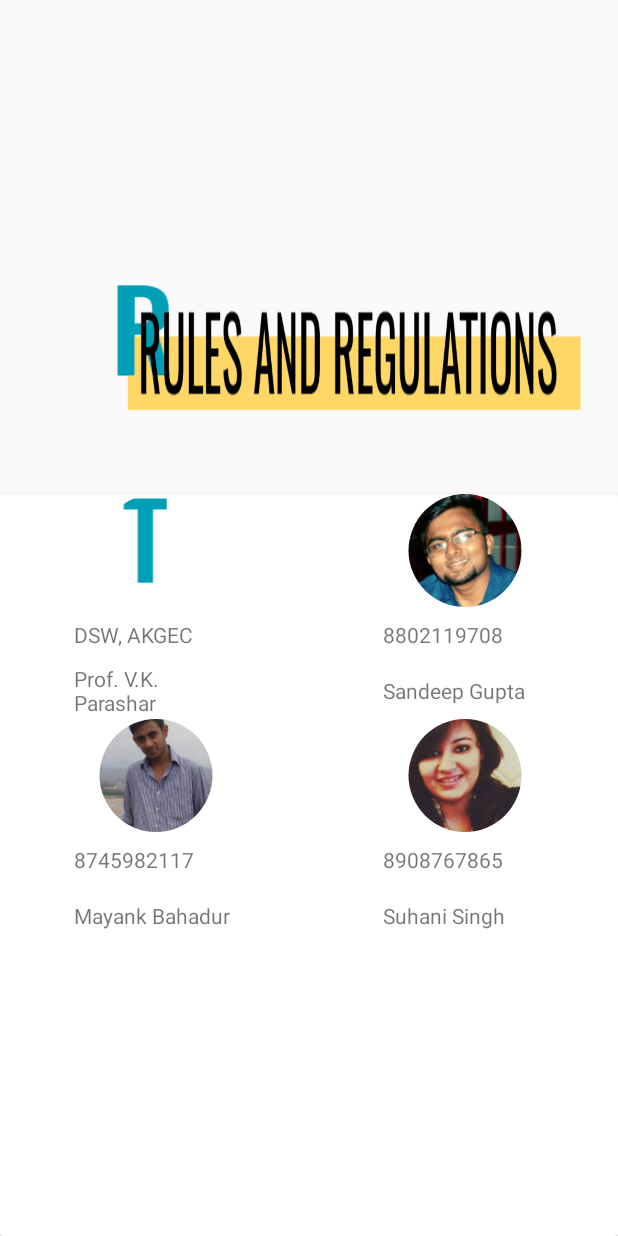
After one commit to Bondzio/Scrolls17, an Android app: the fragment ScrollsTeamNew shown on its own in the app's theme, on a phone screen of 412 x 824 dp. The commit adds this screen. Run offline under Robolectric (Android 15) with nearby library versions, the phone set to English and light mode, and no system bars; our stand-ins replace CircleImageView.

Commit message:
scrolls team done

```diff
--- a/app/build.gradle
+++ b/app/build.gradle
@@ -59,6 +59,7 @@ dependencies {
     compile 'com.schibsted.spain:parallax-layer-layout:1.0.0'
     compile 'com.joooonho:selectableroundedimageview:1.0.1'
     compile 'com.fmsirvent:parallaxeverywhere:1.0.4'
+    compile 'de.hdodenhof:circleimageview:2.1.0'
     compile('com.crashlytics.sdk.android:crashlytics:2.6.3@aar') {
         transitive = true;
     }
--- a/app/src/main/java/in/silive/scrolls16/Activities/MainActivity.java
+++ b/app/src/main/java/in/silive/scrolls16/Activities/MainActivity.java
@@ -98,7 +98,7 @@ public class MainActivity extends AppCompatActivity implements NavigationView.On
         pagerAdapter = new in.silive.scrolls16.Adapters.PagerAdapter(getSupportFragmentManager());
         viewPager.setAdapter(pagerAdapter);
         tabLayout.setupWithViewPager(viewPager);
-        viewPager.setOffscreenPageLimit(4);
+        viewPager.setOffscreenPageLimit(5);
         tabLayout.addOnTabSelectedListener(
                 new TabLayout.ViewPagerOnTabSelectedListener(viewPager) {
 
@@ -148,6 +148,7 @@ public class MainActivity extends AppCompatActivity implements NavigationView.On
                     case 4:
                         title = "Reach Us";
                         break;
+
                 }
                 getSupportActionBar().setTitle(title);
             }
@@ -244,6 +245,9 @@ public class MainActivity extends AppCompatActivity implements NavigationView.On
                 intent.setData(Uri.parse(url));
                 startActivity(intent);
                 break;
+            case R.id.scrollTeam:
+                i.putExtra(Config.KEY_FRAGMENT,Config.KEY_SCROLLSTEAM);
+                startActivity(i);
             default:
         }
 
--- a/app/src/main/java/in/silive/scrolls16/Activities/SecondActivity.java
+++ b/app/src/main/java/in/silive/scrolls16/Activities/SecondActivity.java
@@ -9,6 +9,7 @@ import android.view.MenuItem;
 
 import in.silive.scrolls16.Fragments.QueryUs;
 import in.silive.scrolls16.Fragments.Register;
+import in.silive.scrolls16.Fragments.ScrollsTeamNew;
 import in.silive.scrolls16.Fragments.UploadDoc;
 import in.silive.scrolls16.R;
 import in.silive.scrolls16.Util.Config;
@@ -39,6 +40,9 @@ Toolbar toolbar;
                     case Config.KEY_QUERY:
                         showFragment(new QueryUs(),title);
                         break;
+                    case Config.KEY_SCROLLSTEAM:
+                        showFragment(new ScrollsTeamNew(),title);
+                        break;
                 }
                 getSupportActionBar().setTitle(title);
             }catch (Exception e){
--- a/app/src/main/java/in/silive/scrolls16/Adapters/AboutUsListAdapter.java
+++ b/app/src/main/java/in/silive/scrolls16/Adapters/AboutUsListAdapter.java
@@ -52,7 +52,6 @@ public class AboutUsListAdapter extends RecyclerView.Adapter<AboutUsListAdapter.
     }
 
 
-
     @Override
     public Holder onCreateViewHolder(ViewGroup parent, int viewType) {
         return new Holder( inflater.inflate(R.layout.about_us_list_adapter, null));
--- /dev/null
+++ b/app/src/main/java/in/silive/scrolls16/Adapters/AboutUsListAdapterNew.java
@@ -0,0 +1,90 @@
+package in.silive.scrolls16.Adapters;
+
+import android.Manifest;
+import android.app.Activity;
+import android.content.Context;
+import android.content.Intent;
+import android.content.pm.PackageManager;
+import android.net.Uri;
+import android.support.v4.app.ActivityCompat;
+import android.support.v7.widget.RecyclerView;
+import android.view.LayoutInflater;
+import android.view.View;
+import android.view.ViewGroup;
+import android.widget.ImageView;
+import android.widget.TextView;
+
+import in.silive.scrolls16.R;
+
+import static in.silive.scrolls16.Fragments.UploadDoc.context;
+
+/**
+ * Created by root on 4/9/17.
+ */
+
+public class AboutUsListAdapterNew extends RecyclerView.Adapter<RecyclerView.ViewHolder> {
+    private final Context context;
+    public String names[];
+    public String designation[];
+    public Integer pic[];
+
+    public AboutUsListAdapterNew(Context context, String result_names[], String result_designatin[], Integer result_pic[]) {
+        names = result_names;
+        designation = result_designatin;
+        pic = result_pic;
+        this.context=context;
+    }
+
+    @Override
+    public RecyclerView.ViewHolder onCreateViewHolder(ViewGroup parent, int viewType) {
+        return new AboutUsListAdapterNew.ViewHolder(LayoutInflater.from(context).inflate(R.layout.scrollsteamrow, parent, false));
+    }
+
+    @Override
+    public void onBindViewHolder(RecyclerView.ViewHolder holder, final int position) {
+        ((AboutUsListAdapterNew.ViewHolder)holder).member_pic.setImageResource(pic[position]);
+        ((AboutUsListAdapterNew.ViewHolder)holder).member_name.setText(names[position]);
+        ((AboutUsListAdapterNew.ViewHolder)holder).member_desig.setText(designation[position]);
+        if (designation[position].matches("^-?\\d+$")) {
+            ((AboutUsListAdapterNew.ViewHolder)holder).member_desig.setOnClickListener(new View.OnClickListener() {
+                @Override
+                public void onClick(View view) {
+                    Intent intent = new Intent(Intent.ACTION_CALL, Uri.parse("tel:+91" + designation[position]));
+                    if (ActivityCompat.checkSelfPermission(context, Manifest.permission.CALL_PHONE) != PackageManager.PERMISSION_GRANTED) {
+                        // TODO: Consider calling
+                        //    ActivityCompat#requestPermissions
+                        // here to request the missing permissions, and then overriding
+                        //   public void onRequestPermissionsResult(int requestCode, String[] permissions,
+                        //                                          int[] grantResults)
+                        // to handle the case where the user grants the permission. See the documentation
+                        // for ActivityCompat#requestPermissions for more details.
+                        ActivityCompat.requestPermissions((Activity) context,
+                                new String[]{Manifest.permission.ACCESS_FINE_LOCATION},
+                                1234);
+                        return;
+                    }
+                    context.startActivity(intent);
+                }
+            });
+        }
+
+    }
+
+    @Override
+    public int getItemCount() {
+        return names.length;
+    }
+
+    private class ViewHolder extends RecyclerView.ViewHolder {
+        ImageView member_pic;
+        TextView member_name, member_desig, heading;
+
+        public ViewHolder(View sview) {
+            super(sview);
+            member_pic = (ImageView) sview.findViewById(R.id.member_pic);
+            member_name = (TextView) sview.findViewById(R.id.member_name);
+            member_desig = (TextView) sview.findViewById(R.id.member_desig);
+
+        }
+    }
+}
--- /dev/null
+++ b/app/src/main/java/in/silive/scrolls16/Fragments/ScrollsTeamNew.java
@@ -0,0 +1,70 @@
+package in.silive.scrolls16.Fragments;
+
+
+
+import android.os.Bundle;
+import android.support.v4.app.Fragment;
+import android.support.v7.widget.GridLayoutManager;
+import android.support.v7.widget.LinearLayoutManager;
+import android.support.v7.widget.RecyclerView;
+import android.view.LayoutInflater;
+import android.view.View;
+import android.view.ViewGroup;
+
+import in.silive.scrolls16.Adapters.AboutUsListAdapter;
+import in.silive.scrolls16.Adapters.AboutUsListAdapterNew;
+import in.silive.scrolls16.Adapters.DomainsAdapter;
+import in.silive.scrolls16.R;
+
+/**
+ * A simple {@link Fragment} subclass.
+ *
+ */
+public class ScrollsTeamNew extends Fragment implements View.OnClickListener {
+    View view;
+    private RecyclerView rvDomains;
+    private GridLayoutManager layoutManager;
+    private String[] domains;
+    private DomainsAdapter adapter;
+
+    static   TopicsFragment fragment;
+    private String[] imagesArray;
+    String teamMembers [] = {"Prof. V.K. Parashar","Sandeep Gupta","Mayank Bahadur","Suhani Singh"};
+    String desigOfMembers [] = {"DSW, AKGEC","8802119708","8745982117","8908767865"};
+    Integer picMembers [] = {R.drawable.t,R.drawable.st1,R.drawable.st2,R.drawable.st3};
+    private RecyclerView scrolls_team;
+
+
+    public ScrollsTeamNew() {
+        // Required empty public constructor
+    }
+
+
+    @Override
+    public View onCreateView(LayoutInflater inflater, ViewGroup container,
+                             Bundle savedInstanceState) {
+        // Inflate the layout for this fragment
+        view =  inflater.inflate(R.layout.scrollsteam, container, false);
+
+
+
+        //rvDomains.setLayoutManager(layoutManager);
+        scrolls_team = (RecyclerView) view.findViewById(R.id.scrolls_team);
+        scrolls_team.setHasFixedSize(true);
+        layoutManager = new GridLayoutManager(getContext(),2);
+        scrolls_team.setLayoutManager(layoutManager);
+        AboutUsListAdapterNew aboutUsListAdapter = new AboutUsListAdapterNew(getContext(),teamMembers,desigOfMembers,picMembers);
+        scrolls_team.setAdapter(aboutUsListAdapter);
+        return view;
+    }
+
+
+    public void openBottomSheet(View v){
+
+    }
+
+    @Override
+    public void onClick(View view) {
+
+    }
+}
--- a/app/src/main/java/in/silive/scrolls16/Util/Config.java
+++ b/app/src/main/java/in/silive/scrolls16/Util/Config.java
@@ -9,6 +9,7 @@ public class Config {
     public static final String SILIVE_WEBSITE = "http://www.silive.in";
     public static final String KEY_FRAGMENT = "fragment";
     public static final String KEY_REGISTER = "Register";
+    public static final String KEY_SCROLLSTEAM="ScrollsTeamNew";
     public static final String KEY_UPLOAD = "Upload Doc";
     public static final String KEY_QUERY = "Query Us";
     //// TODO:correct sample doc link on deploy
--- /dev/null
+++ b/app/src/main/res/layout/scrollsteam.xml
@@ -0,0 +1,171 @@
+<?xml version="1.0" encoding="utf-8"?>
+<android.support.constraint.ConstraintLayout xmlns:android="http://schemas.android.com/apk/res/android"
+    xmlns:app="http://schemas.android.com/apk/res-auto"
+    android:orientation="vertical"
+    android:layout_width="match_parent"
+    android:layout_height="match_parent">
+
+    <android.support.constraint.Guideline
+        android:layout_width="wrap_content"
+        android:layout_height="wrap_content"
+        android:id="@+id/guideline10"
+        app:layout_constraintGuide_percent="0"
+        android:orientation="vertical" />
+
+    <android.support.constraint.Guideline
+        android:layout_width="wrap_content"
+        android:layout_height="wrap_content"
+        android:id="@+id/guideline12"
+        app:layout_constraintGuide_percent="1"
+        android:orientation="vertical" />
+
+    <android.support.constraint.Guideline
+        android:layout_width="wrap_content"
+        android:layout_height="wrap_content"
+        android:id="@+id/guideline13"
+        app:layout_constraintGuide_percent="0"
+        android:orientation="horizontal" />
+    <android.support.constraint.Guideline
+        android:layout_width="wrap_content"
+        android:layout_height="wrap_content"
+        android:id="@+id/guideline16"
+        app:layout_constraintGuide_percent="0.4"
+        android:orientation="horizontal" />
+
+    <android.support.constraint.Guideline
+        android:layout_width="wrap_content"
+        android:layout_height="wrap_content"
+        android:id="@+id/guideline14"
+        app:layout_constraintGuide_percent="1"
+        android:orientation="horizontal" />
+    <android.support.constraint.ConstraintLayout
+        android:layout_width="0dp"
+        android:layout_height="0dp"
+        app:layout_constraintLeft_toLeftOf="@+id/guideline10"
+        app:layout_constraintRight_toRightOf="@+id/guideline12"
+        app:layout_constraintTop_toTopOf="@+id/guideline13"
+        app:layout_constraintBottom_toTopOf="@+id/guideline16"
+        app:layout_constraintHorizontal_bias="0.0"
+        app:layout_constraintVertical_bias="0.0">
+        <android.support.constraint.Guideline
+            android:layout_width="wrap_content"
+            android:layout_height="wrap_content"
+            android:id="@+id/guideline101"
+            app:layout_constraintGuide_percent="0"
+            android:orientation="vertical" />
+        <android.support.constraint.Guideline
+            android:layout_width="wrap_content"
+            android:layout_height="wrap_content"
+            android:id="@+id/guideline102"
+            app:layout_constraintGuide_percent="0.16"
+            android:orientation="vertical" />
+        <android.support.constraint.Guideline
+            android:layout_width="wrap_content"
+            android:layout_height="wrap_content"
+            android:id="@+id/guideline103"
+            app:layout_constraintGuide_percent="0.31"
+            android:orientation="vertical" />
+
+        <android.support.constraint.Guideline
+            android:layout_width="wrap_content"
+            android:layout_height="wrap_content"
+            android:id="@+id/guideline121"
+            app:layout_constraintGuide_percent="1"
+            android:orientation="vertical" />
+
+        <android.support.constraint.Guideline
+            android:layout_width="wrap_content"
+            android:layout_height="wrap_content"
+            android:id="@+id/guideline131"
+            app:layout_constraintGuide_percent="0"
+            android:orientation="horizontal" />
+        <android.support.constraint.Guideline
+            android:layout_width="wrap_content"
+            android:layout_height="wrap_content"
+            android:id="@+id/guideline161"
+            app:layout_constraintGuide_percent="0.34"
+            android:orientation="horizontal" />
+        <android.support.constraint.Guideline
+            android:layout_width="wrap_content"
+            android:layout_height="wrap_content"
+            android:id="@+id/guideline169"
+            app:layout_constraintGuide_percent="0.46"
+            android:orientation="horizontal" />
+        <android.support.constraint.Guideline
+            android:layout_width="wrap_content"
+            android:layout_height="wrap_content"
+            android:id="@+id/guideline162"
+            app:layout_constraintGuide_percent="0.19"
+            android:orientation="vertical" />
+        <android.support.constraint.Guideline
+            android:layout_width="wrap_content"
+            android:layout_height="wrap_content"
+            android:id="@+id/guideline163"
+            app:layout_constraintGuide_percent="0.96"
+            android:orientation="vertical" />
+
+        <android.support.constraint.Guideline
+            android:layout_width="wrap_content"
+            android:layout_height="wrap_content"
+            android:id="@+id/guideline141"
+            app:layout_constraintGuide_percent="1"
+            android:orientation="horizontal" />
+        <ImageView
+            android:layout_width="0dp"
+            android:layout_height="0dp"
+            android:src="@drawable/r"
+            app:layout_constraintLeft_toLeftOf="@+id/guideline102"
+            app:layout_constraintRight_toLeftOf="@+id/guideline103"
+            app:layout_constraintTop_toTopOf="@+id/guideline161"
+            app:layout_constraintBottom_toTopOf="@+id/guideline141"/>
+        <android.support.constraint.ConstraintLayout
+            android:layout_width="0dp"
+            android:layout_height="0dp"
+            android:background="@drawable/yellowbar"
+            app:layout_constraintLeft_toLeftOf="@+id/guideline162"
+            app:layout_constraintRight_toLeftOf="@+id/guideline163"
+            app:layout_constraintTop_toTopOf="@+id/guideline169"
+            app:layout_constraintBottom_toTopOf="@+id/guideline141"
+            app:layout_constraintHorizontal_bias="0.0"
+            app:layout_constraintVertical_bias="0.0">
+
+        </android.support.constraint.ConstraintLayout>
+        <ImageView
+            android:layout_width="0dp"
+            android:layout_height="0dp"
+            android:src="@drawable/r"
+            app:layout_constraintLeft_toLeftOf="@+id/guideline102"
+            app:layout_constraintRight_toLeftOf="@+id/guideline103"
+            app:layout_constraintTop_toTopOf="@+id/guideline161"
+            app:layout_constraintBottom_toTopOf="@+id/guideline141"/>
+        <android.support.constraint.ConstraintLayout
+            android:layout_width="0dp"
+            android:layout_height="0dp"
+            android:background="@drawable/rarf"
+            app:layout_constraintLeft_toLeftOf="@+id/guideline162"
+            app:layout_constraintRight_toLeftOf="@+id/guideline163"
+            app:layout_constraintTop_toTopOf="@+id/guideline169"
+            app:layout_constraintBottom_toTopOf="@+id/guideline141"
+            app:layout_constraintHorizontal_bias="0.0"
+            app:layout_constraintVertical_bias="0.0">
+
+        </android.support.constraint.ConstraintLayout>
+
+</android.support.constraint.ConstraintLayout>
+    <android.support.v7.widget.CardView
+        android:layout_width="0dp"
+        android:layout_height="0dp"
+        android:elevation="4dp"
+        android:hardwareAccelerated = "true"
+        app:layout_constraintLeft_toLeftOf="@+id/guideline10"
+        app:layout_constraintRight_toRightOf="@+id/guideline12"
+        app:layout_constraintTop_toTopOf="@+id/guideline16"
+        app:layout_constraintBottom_toTopOf="@+id/guideline14">
+        <android.support.v7.widget.RecyclerView
+            android:layout_width="match_parent"
+            android:layout_height="match_parent"
+            android:id="@+id/scrolls_team">
+
+        </android.support.v7.widget.RecyclerView>
+    </android.support.v7.widget.CardView>
+    </android.support.constraint.ConstraintLayout>
--- /dev/null
+++ b/app/src/main/res/layout/scrollsteamrow.xml
@@ -0,0 +1,99 @@
+<?xml version="1.0" encoding="utf-8"?>
+
+<android.support.constraint.ConstraintLayout xmlns:app="http://schemas.android.com/apk/res-auto"
+    android:layout_width="match_parent"
+    android:layout_height="150dp"
+
+    android:orientation="vertical"
+    xmlns:android="http://schemas.android.com/apk/res/android">
+    <android.support.constraint.Guideline
+        android:layout_width="wrap_content"
+        android:layout_height="wrap_content"
+        android:id="@+id/guideline19"
+        app:layout_constraintGuide_percent="0"
+        android:orientation="vertical" />
+    <android.support.constraint.Guideline
+        android:layout_width="wrap_content"
+        android:layout_height="wrap_content"
+        android:id="@+id/guideline20"
+        app:layout_constraintGuide_percent="0.24"
+        android:orientation="vertical" />
+    <android.support.constraint.Guideline
+        android:layout_width="wrap_content"
+        android:layout_height="wrap_content"
+        android:id="@+id/guideline21"
+        app:layout_constraintGuide_percent="0.77"
+        android:orientation="vertical" />
+
+
+    <android.support.constraint.Guideline
+        android:layout_width="wrap_content"
+        android:layout_height="wrap_content"
+        android:id="@+id/guideline23"
+        app:layout_constraintGuide_percent="1"
+        android:orientation="vertical" />
+
+    <android.support.constraint.Guideline
+        android:layout_width="wrap_content"
+        android:layout_height="wrap_content"
+        android:id="@+id/guideline24"
+        app:layout_constraintGuide_percent="0"
+        android:orientation="horizontal" />
+
+    <android.support.constraint.Guideline
+        android:layout_width="wrap_content"
+        android:layout_height="wrap_content"
+        android:id="@+id/guideline25"
+        app:layout_constraintGuide_percent="0.5"
+        android:orientation="horizontal" />
+    <android.support.constraint.Guideline
+        android:layout_width="wrap_content"
+        android:layout_height="wrap_content"
+        android:id="@+id/guideline28"
+        app:layout_constraintGuide_percent="0.75"
+        android:orientation="horizontal" />
+
+    <android.support.constraint.Guideline
+        android:layout_width="wrap_content"
+        android:layout_height="wrap_content"
+        android:id="@+id/guideline26"
+        app:layout_constraintGuide_percent="1"
+        android:orientation="horizontal" />
+
+
+        <de.hdodenhof.circleimageview.CircleImageView
+            android:layout_width="0dp"
+            android:layout_height="0dp"
+            android:src="@drawable/st1"
+            android:id="@+id/member_pic"
+            app:layout_constraintLeft_toLeftOf="@id/guideline20"
+            app:layout_constraintRight_toLeftOf="@+id/guideline21"
+            app:layout_constraintTop_toTopOf="@+id/guideline24"
+            app:layout_constraintBottom_toTopOf="@+id/guideline25"
+            />
+
+
+    <TextView
+        android:layout_width="0dp"
+        android:layout_height="0dp"
+        android:text="Dean"
+        android:id="@+id/member_desig"
+        android:gravity="center_vertical"
+        app:layout_constraintLeft_toLeftOf="@id/guideline20"
+        app:layout_constraintRight_toLeftOf="@+id/guideline21"
+        app:layout_constraintTop_toTopOf="@+id/guideline25"
+        app:layout_constraintBottom_toTopOf="@+id/guideline28"/>
+    <TextView
+        android:layout_width="0dp"
+        android:layout_height="0dp"
+        android:text="VK SHARMA"
+        android:id="@+id/member_name"
+        android:gravity="center_vertical"
+        app:layout_constraintLeft_toLeftOf="@id/guideline20"
+        app:layout_constraintRight_toLeftOf="@+id/guideline21"
+        app:layout_constraintTop_toTopOf="@+id/guideline28"
+        app:layout_constraintBottom_toTopOf="@+id/guideline26"/>
+
+
+
+</android.support.constraint.ConstraintLayout>
--- a/app/src/main/res/menu/navigation_items.xml
+++ b/app/src/main/res/menu/navigation_items.xml
@@ -20,6 +20,10 @@
             android:checked="false"
             android:title="Download Sample" />
         <item
+            android:id="@+id/scrollTeam"
+            android:checked="false"
+            android:title="Scrolls team" />
+        <item
             android:id="@+id/footer_spacer_2"
             android:checkable="false"
             android:enabled="false"
```
